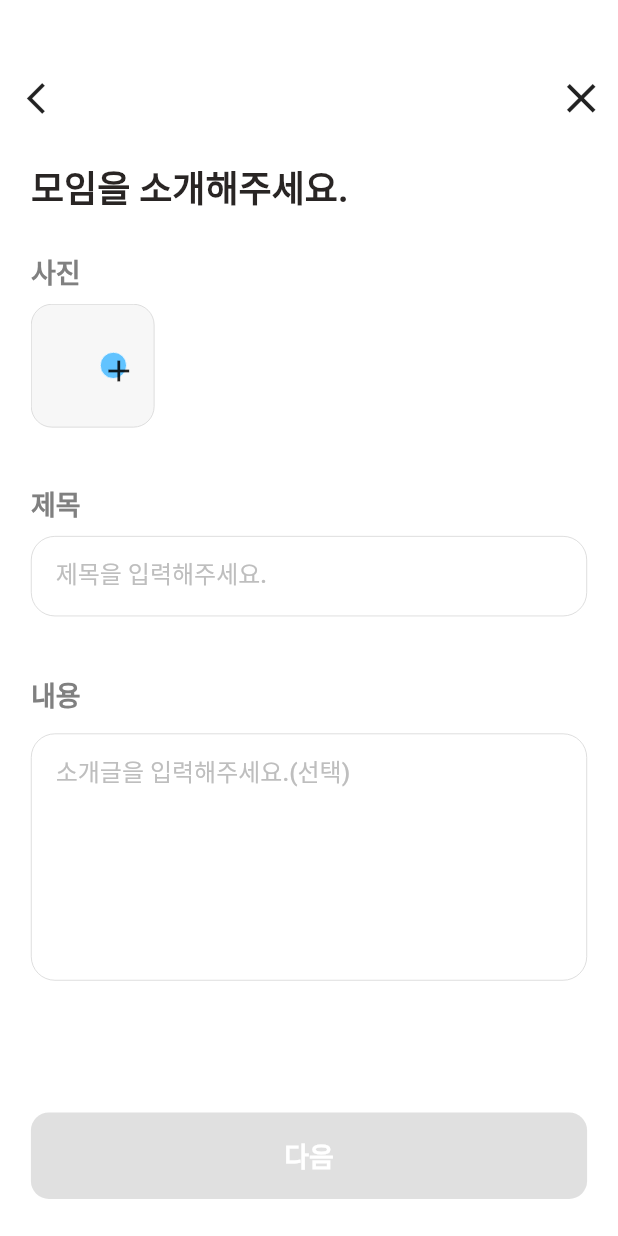
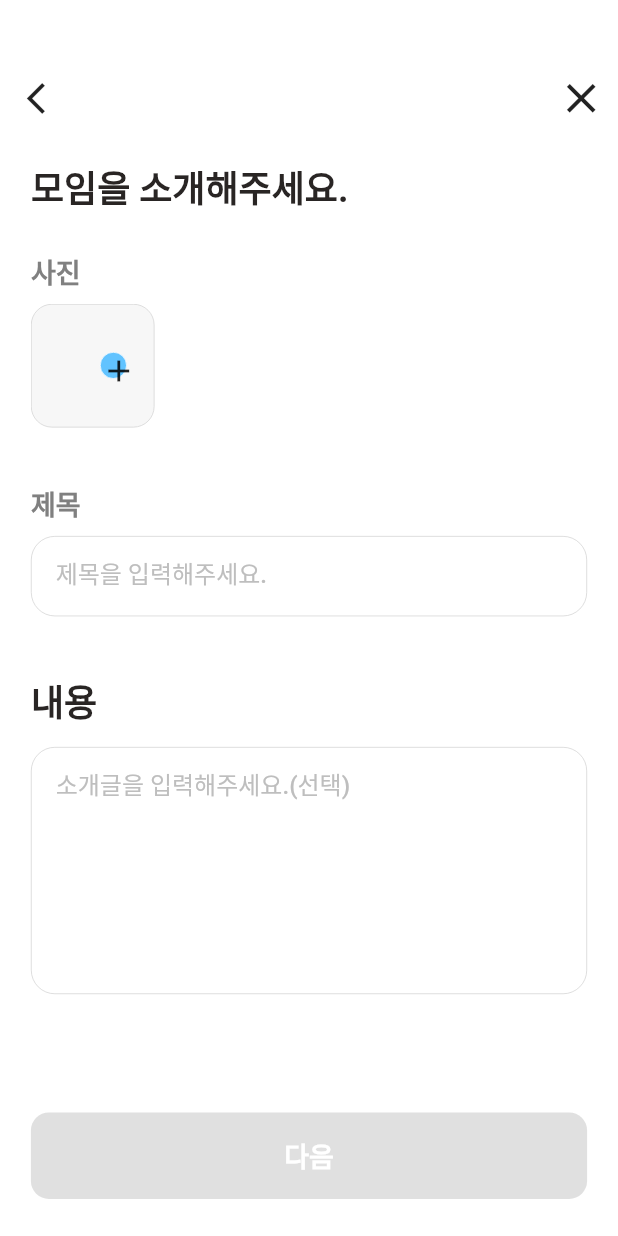
Before and after one commit to ggstargame45/Malf_Study, a Flutter app: the WritingPages1 screen opened by its route, on a phone screen of 412 x 824 dp. Run offline on Flutter 3.47's test engine with Material 2 defaults, Android fonts, the phone set to English and light mode, and no system bars; our stand-ins replace carousel_slider, flutter_riverpod, fluttertoast, image_picker, logger, sliding_up_panel; network calls fail; Roboto replaces fonts that are missing (Pretendard).

Commit message:
텍스트 양식 통일

```diff
--- a/malf_study/lib/screens/writing_pages/writing_pages1.dart
+++ b/malf_study/lib/screens/writing_pages/writing_pages1.dart
@@ -105,15 +105,8 @@ class WritingPages1 extends ConsumerWidget {
                                   crossAxisAlignment: CrossAxisAlignment.center,
                                   children: <Widget>[
                                     WhiteBox(boxWidth: 5, boxHeight: 0),
-                                    const Text(
-                                      '모임을 소개해주세요.',
-                                      style: TextStyle(
-                                        color: Color(0xFF292524),
-                                        fontSize: 24,
-                                        fontFamily: 'Pretendard',
-                                        fontWeight: FontWeight.w700,
-                                      ),
-                                    ),
+                                    const WritingPagesBlackText(
+                                        text: '모임을 소개해주세요.'),
                                   ],
                                 ),
                                 WhiteBox(
@@ -124,15 +117,7 @@ class WritingPages1 extends ConsumerWidget {
                                     mainAxisAlignment: MainAxisAlignment.start,
                                     children: <Widget>[
                                       WhiteBox(boxWidth: 5, boxHeight: 0),
-                                      const Text(
-                                        '사진',
-                                        style: TextStyle(
-                                          color: Color(0xFF808080),
-                                          fontSize: 18,
-                                          fontFamily: 'Pretendard',
-                                          fontWeight: FontWeight.w600,
-                                        ),
-                                      )
+                                      const WritingPagesGrayText(text: '사진')
                                     ]),
                                 WhiteBox(
                                     boxWidth: 0,
@@ -355,15 +340,7 @@ class WritingPages1 extends ConsumerWidget {
                                     mainAxisAlignment: MainAxisAlignment.start,
                                     children: <Widget>[
                                       WhiteBox(boxWidth: 5, boxHeight: 1),
-                                      const Text(
-                                        '내용',
-                                        style: TextStyle(
-                                          color: Color(0xFF808080),
-                                          fontSize: 18,
-                                          fontFamily: 'Pretendard',
-                                          fontWeight: FontWeight.w600,
-                                        ),
-                                      )
+                                      const WritingPagesBlackText(text: '내용')
                                     ]),
                                 WhiteBox(
                                     boxWidth: 0,
@@ -436,7 +413,7 @@ class WritingPages1 extends ConsumerWidget {
                     pressNextButton: _isButtonEnabled
                         ? () {
                             PageRouteWithAnimation pageRouteWithAnimation =
-                                PageRouteWithAnimation(WritingPages2());
+                                PageRouteWithAnimation(const WritingPages2());
                             Navigator.push(context,
                                 pageRouteWithAnimation.slideRitghtToLeft());
                           }
--- a/malf_study/lib/screens/writing_pages/writing_pages_util.dart
+++ b/malf_study/lib/screens/writing_pages/writing_pages_util.dart
@@ -119,6 +119,77 @@ void closeWritingPages(BuildContext context) {
   );
 }
 
+class WritingPagesBlackText extends StatelessWidget {
+  const WritingPagesBlackText({
+    Key? key,
+    required this.text,
+  }) : super(key: key);
+
+  final String text;
+
+  @override
+  Widget build(BuildContext context) {
+    return Text(
+      text,
+      style: const TextStyle(
+        color: Color(0xFF292524),
+        fontSize: 24,
+        fontFamily: 'Pretendard',
+        fontWeight: FontWeight.w700,
+      ),
+    );
+  }
+}
+
+class WritingPagesGrayText extends StatelessWidget {
+  const WritingPagesGrayText({
+    Key? key,
+    required this.text,
+  }) : super(key: key);
+
+  final String text;
+
+  @override
+  Widget build(BuildContext context) {
+    return Text(
+      text,
+      style: const TextStyle(
+        color: Color(0xFF808080),
+        fontSize: 18,
+        fontFamily: 'Pretendard',
+        fontWeight: FontWeight.w600,
+      ),
+    );
+  }
+}
+
+// class WritingPagesShortTextField extends StatelessWidget {
+//   const WritingPagesShortTextField({
+//     Key? key,
+//     required this.hint,
+//   }) : super(key: key);
+
+//   final String hint;
+
+//   @override
+//   Widget build(BuildContext context) {
+//     return TextField(
+//         decoration: InputDecoration(
+//           hintText: hint,
+//           hintStyle: const TextStyle(
+//             color: Color(0xFFBEBEBE),
+//             fontSize: 16,
+//             fontFamily: 'Pretendard',
+//             fontWeight: FontWeight.w500,
+//           ),
+//           border: InputBorder.none,
+//         ),
+//         onChanged: (text) {
+//           provideContent(text);
+//         });
+//   }
+// }
+
 class WritingPagesNextbutton extends StatelessWidget {
   // 글쓰기 화면의 '다음' 버튼
   const WritingPagesNextbutton({
```
